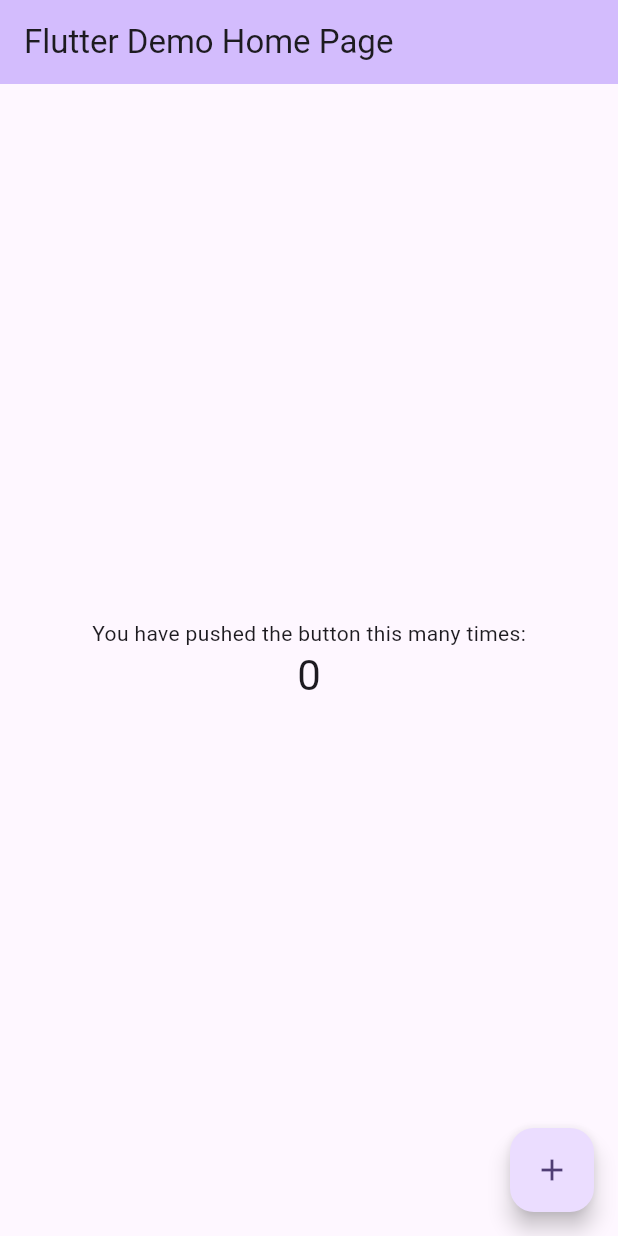
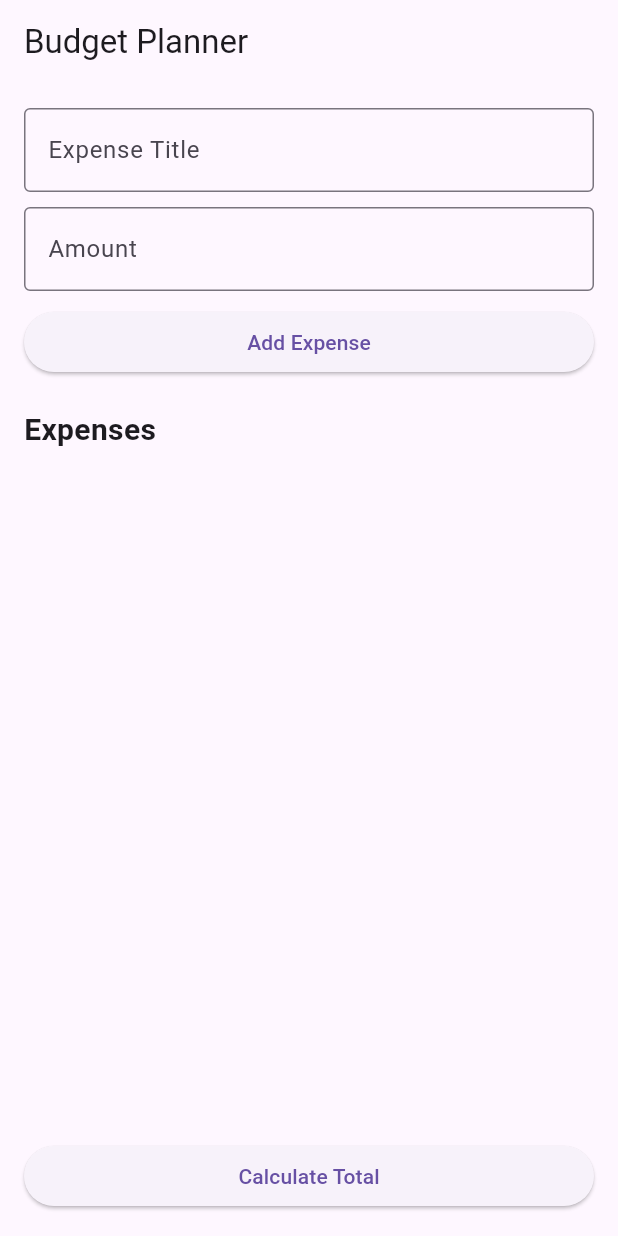
Before and after one commit to AaronPeterOcen/budget_planner_fl, a Flutter app: the screen it shows after launch, on a phone screen of 412 x 824 dp. Run offline on Flutter 3.47's test engine with Material 3 defaults, Android fonts, the phone set to English and light mode, and no system bars.

Commit message:
update to the main file

```diff
--- a/lib/main.dart
+++ b/lib/main.dart
@@ -1,122 +1,143 @@
 import 'package:flutter/material.dart';
 
 void main() {
-  runApp(const MyApp());
+  runApp(BudgetPlannerApp());
 }
 
-class MyApp extends StatelessWidget {
-  const MyApp({super.key});
-
-  // This widget is the root of your application.
+class BudgetPlannerApp extends StatelessWidget {
   @override
   Widget build(BuildContext context) {
     return MaterialApp(
-      title: 'Flutter Demo',
-      theme: ThemeData(
-        // This is the theme of your application.
-        //
-        // TRY THIS: Try running your application with "flutter run". You'll see
-        // the application has a purple toolbar. Then, without quitting the app,
-        // try changing the seedColor in the colorScheme below to Colors.green
-        // and then invoke "hot reload" (save your changes or press the "hot
-        // reload" button in a Flutter-supported IDE, or press "r" if you used
-        // the command line to start the app).
-        //
-        // Notice that the counter didn't reset back to zero; the application
-        // state is not lost during the reload. To reset the state, use hot
-        // restart instead.
-        //
-        // This works for code too, not just values: Most code changes can be
-        // tested with just a hot reload.
-        colorScheme: ColorScheme.fromSeed(seedColor: Colors.deepPurple),
-      ),
-      home: const MyHomePage(title: 'Flutter Demo Home Page'),
+      title: 'Budget Planner',
+      theme: ThemeData(primarySwatch: Colors.blue),
+      home: BudgetScreen(),
     );
   }
 }
 
-class MyHomePage extends StatefulWidget {
-  const MyHomePage({super.key, required this.title});
-
-  // This widget is the home page of your application. It is stateful, meaning
-  // that it has a State object (defined below) that contains fields that affect
-  // how it looks.
-
-  // This class is the configuration for the state. It holds the values (in this
-  // case the title) provided by the parent (in this case the App widget) and
-  // used by the build method of the State. Fields in a Widget subclass are
-  // always marked "final".
-
-  final String title;
-
+class BudgetScreen extends StatefulWidget {
   @override
-  State<MyHomePage> createState() => _MyHomePageState();
+  _BudgetScreenState createState() => _BudgetScreenState();
 }
 
-class _MyHomePageState extends State<MyHomePage> {
-  int _counter = 0;
+class _BudgetScreenState extends State<BudgetScreen> {
+  List<Expense> expenses = [];
 
-  void _incrementCounter() {
-    setState(() {
-      // This call to setState tells the Flutter framework that something has
-      // changed in this State, which causes it to rerun the build method below
-      // so that the display can reflect the updated values. If we changed
-      // _counter without calling setState(), then the build method would not be
-      // called again, and so nothing would appear to happen.
-      _counter++;
-    });
-  }
+  TextEditingController titleController = TextEditingController();
+  TextEditingController amountController = TextEditingController();
 
   @override
   Widget build(BuildContext context) {
-    // This method is rerun every time setState is called, for instance as done
-    // by the _incrementCounter method above.
-    //
-    // The Flutter framework has been optimized to make rerunning build methods
-    // fast, so that you can just rebuild anything that needs updating rather
-    // than having to individually change instances of widgets.
     return Scaffold(
-      appBar: AppBar(
-        // TRY THIS: Try changing the color here to a specific color (to
-        // Colors.amber, perhaps?) and trigger a hot reload to see the AppBar
-        // change color while the other colors stay the same.
-        backgroundColor: Theme.of(context).colorScheme.inversePrimary,
-        // Here we take the value from the MyHomePage object that was created by
-        // the App.build method, and use it to set our appbar title.
-        title: Text(widget.title),
-      ),
-      body: Center(
-        // Center is a layout widget. It takes a single child and positions it
-        // in the middle of the parent.
+      appBar: AppBar(title: Text('Budget Planner')),
+      body: Padding(
+        padding: const EdgeInsets.all(16.0),
         child: Column(
-          // Column is also a layout widget. It takes a list of children and
-          // arranges them vertically. By default, it sizes itself to fit its
-          // children horizontally, and tries to be as tall as its parent.
-          //
-          // Column has various properties to control how it sizes itself and
-          // how it positions its children. Here we use mainAxisAlignment to
-          // center the children vertically; the main axis here is the vertical
-          // axis because Columns are vertical (the cross axis would be
-          // horizontal).
-          //
-          // TRY THIS: Invoke "debug painting" (choose the "Toggle Debug Paint"
-          // action in the IDE, or press "p" in the console), to see the
-          // wireframe for each widget.
-          mainAxisAlignment: MainAxisAlignment.center,
-          children: <Widget>[
-            const Text('You have pushed the button this many times:'),
+          crossAxisAlignment: CrossAxisAlignment.stretch,
+          children: [
+            TextFormField(
+              controller: titleController,
+              decoration: InputDecoration(
+                labelText: 'Expense Title',
+                border: OutlineInputBorder(),
+              ),
+            ),
+            SizedBox(height: 10),
+            TextFormField(
+              controller: amountController,
+              keyboardType: TextInputType.number,
+              decoration: InputDecoration(
+                labelText: 'Amount',
+                border: OutlineInputBorder(),
+              ),
+            ),
+            SizedBox(height: 10),
+            ElevatedButton(
+              onPressed: () {
+                addExpense();
+              },
+              child: Text('Add Expense'),
+            ),
+            SizedBox(height: 20),
             Text(
-              '$_counter',
-              style: Theme.of(context).textTheme.headlineMedium,
+              'Expenses',
+              style: TextStyle(fontSize: 20, fontWeight: FontWeight.bold),
+            ),
+            SizedBox(height: 10),
+            Expanded(
+              child: ListView.builder(
+                itemCount: expenses.length,
+                itemBuilder: (context, index) {
+                  return Card(
+                    elevation: 2.0,
+                    margin: EdgeInsets.symmetric(vertical: 4.0),
+                    child: ListTile(
+                      title: Text(expenses[index].title),
+                      trailing: Text(
+                        '₹ ${expenses[index].amount.toStringAsFixed(2)}',
+                      ),
+                    ),
+                  );
+                },
+              ),
+            ),
+            SizedBox(height: 20),
+            ElevatedButton(
+              onPressed: () {
+                double totalAmount = calculateTotal();
+                showDialog(
+                  context: context,
+                  builder: (context) {
+                    return AlertDialog(
+                      title: Text('Total Expenses'),
+                      content: Text(
+                        'Total: ₹ ${totalAmount.toStringAsFixed(2)}',
+                      ),
+                      actions: [
+                        TextButton(
+                          onPressed: () {
+                            Navigator.pop(context);
+                          },
+                          child: Text('Close'),
+                        ),
+                      ],
+                    );
+                  },
+                );
+              },
+              child: Text('Calculate Total'),
             ),
           ],
         ),
       ),
-      floatingActionButton: FloatingActionButton(
-        onPressed: _incrementCounter,
-        tooltip: 'Increment',
-        child: const Icon(Icons.add),
-      ), // This trailing comma makes auto-formatting nicer for build methods.
     );
   }
+
+  void addExpense() {
+    String title = titleController.text;
+    double amount = double.tryParse(amountController.text) ?? 0.0;
+
+    if (title.isNotEmpty && amount > 0) {
+      setState(() {
+        expenses.add(Expense(title: title, amount: amount));
+        titleController.clear();
+        amountController.clear();
+      });
+    }
+  }
+
+  double calculateTotal() {
+    double total = 0;
+    for (var expense in expenses) {
+      total += expense.amount;
+    }
+    return total;
+  }
 }
+
+class Expense {
+  final String title;
+  final double amount;
+
+  Expense({required this.title, required this.amount});
+}
```
Also changed, not shown: 1 other file.
